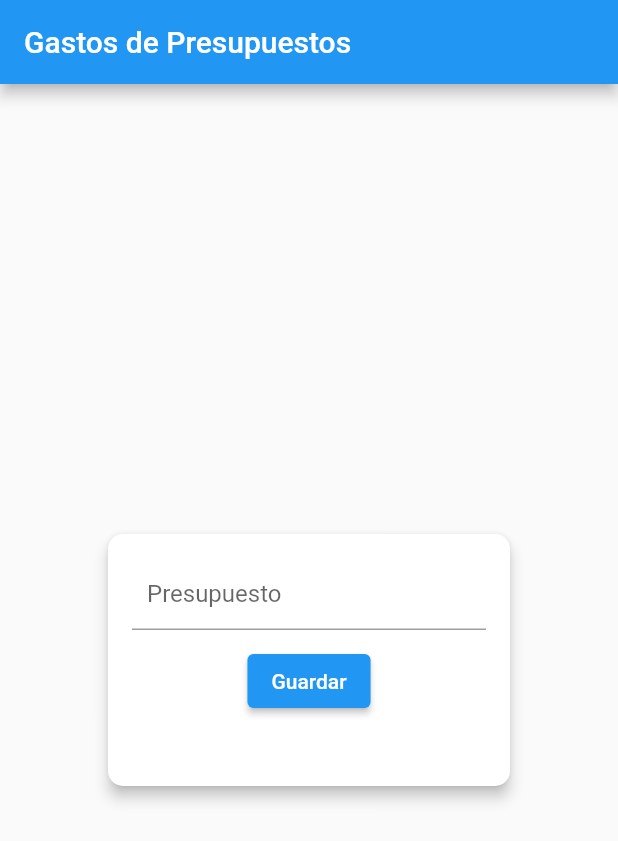
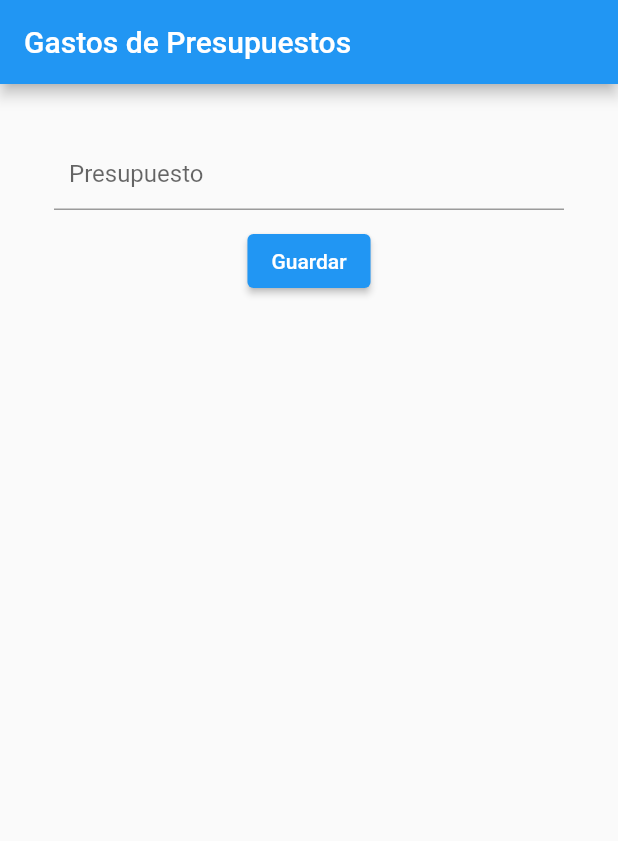
Before and after one commit to Gersue/ProyectFlutter, a Flutter app: the screen it shows after launch, on a phone screen of 412 x 824 dp. Shown: the top 841 px of the screen. Run offline on Flutter 3.47's test engine with Material 2 defaults, Android fonts, the phone set to English and light mode, and no system bars; our stand-ins replace fl_chart.

```diff
--- a/lib/main.dart
+++ b/lib/main.dart
@@ -6,24 +6,29 @@ import 'package:flutter/services.dart';
 // este comentario para subir commit a mi rama Danny
 
 void main() {
-  runApp(MyApp());
+  runApp(const MyApp());
 }
 
 class MyApp extends StatelessWidget {
+  const MyApp({super.key});
+
   @override
   Widget build(BuildContext context) {
     return MaterialApp(
-      title: 'Presupuesto',
-      debugShowCheckedModeBanner: false, //Propiedad para quitar el banner del debug
+      title: 'Presupuesto',//Propiedad para quitar el banner del debug
       theme: ThemeData(
         primarySwatch: Colors.blue,
       ),
       home: Scaffold(
         appBar: AppBar(
-          title: Text('Gastos de Presupuestos'),
+          title: const Text('Gastos de Presupuestos')
         ),
-        body: Center(
-          child: CapitalInputWidget(),
+        body: const Padding(padding: EdgeInsets.all(20.0),
+         child: Column(
+           children: [
+             CapitalInputWidget()
+           ],
+         )
       ),
      ),
     );
@@ -31,6 +36,8 @@ class MyApp extends StatelessWidget {
 }
 
 class CapitalInputWidget extends StatefulWidget {
+  const CapitalInputWidget({super.key});
+
   @override
   _CapitalInputWidgetState createState() => _CapitalInputWidgetState();
 }
@@ -40,7 +47,7 @@ class MyPieChart extends StatelessWidget {
   final double capital;
   final double gasto;
 
-  MyPieChart({required this.capital, required this.gasto});
+  const MyPieChart({super.key, required this.capital, required this.gasto});
 
   @override
   Widget build(BuildContext context) {
@@ -49,7 +56,7 @@ class MyPieChart extends StatelessWidget {
     return Center(
       child: Stack(
         children: [
-          Container(
+          SizedBox(
             width: double.infinity,
             height: double.infinity,
             child: CircularProgressIndicator(
@@ -61,7 +68,7 @@ class MyPieChart extends StatelessWidget {
             child: Center(
               child: Text(
                 '${porcentaje.toStringAsFixed(2)}%',
-                style: TextStyle(fontSize: 32),
+                style: const TextStyle(fontSize: 32),
               ),
             ),
           ),
@@ -75,7 +82,7 @@ class MyPieChart extends StatelessWidget {
 class SecondView extends StatefulWidget {
   final double capital;
 
-  SecondView({required this.capital});
+  const SecondView({super.key, required this.capital});
 
   @override
   _SecondViewState createState() => _SecondViewState();
@@ -115,14 +122,12 @@ class _SecondViewState extends State<SecondView> {
   Widget build(BuildContext context) {
     return Scaffold(
       appBar: AppBar(
-        title: Text('Control de Presupuesto'),
+        title: const Text('Control de Presupuesto'),
       ),
-      body: SingleChildScrollView(
-        child: Padding(
-          padding: const EdgeInsets.all(16.0),
+      body: Padding(
+        padding: const EdgeInsets.all(20.0),
         child: Column(
-            mainAxisAlignment: MainAxisAlignment.center,
-            children:[
+          children: [
             Card(
               child: Column(
                 mainAxisAlignment: MainAxisAlignment.center,
@@ -133,13 +138,14 @@ class _SecondViewState extends State<SecondView> {
                   const SizedBox(height: 16),
                   Container(
                     width: MediaQuery.of(context).size.width * 0.9,
-                      height: MediaQuery.of(context).size.height * 0.4,
-                      padding: EdgeInsets.all(16),
+                    height: MediaQuery.of(context).size.height * 0.1,
+                    padding: const EdgeInsets.all(5),
                     child: MyPieChart(capital: widget.capital, gasto: gasto),
                   ),
                   Container(
                     width: MediaQuery.of(context).size.width * 0.9,
-                      padding: const EdgeInsets.all(16),
+                    height: MediaQuery.of(context).size.height * 0.2,
+                    padding: const EdgeInsets.all(10),
                     decoration: BoxDecoration(
                       border: Border.all(
                         color: Colors.grey,
@@ -147,8 +153,7 @@ class _SecondViewState extends State<SecondView> {
                       ),
                       borderRadius: BorderRadius.circular(5.0),
                     ),
-                      child: Form(
-                        child: Column(
+                    child:  Column(
                       children: <Widget>[
                         Flexible(
                           child: TextFormField(
@@ -172,18 +177,18 @@ class _SecondViewState extends State<SecondView> {
                       ],
                     ),
                   ),
+                ],
+              ),
             ),
           ],
-                ),
-              )
-            ] ,
-         ),
         ),
       ),
     );
   }
 
+
 }
+
 
 
 
@@ -204,19 +209,9 @@ class _CapitalInputWidgetState extends State<CapitalInputWidget> {
   //Observemos en el TextField porque ahi es donde manejamos el error y hacemos el llamado a _saveCapital cuando presione el botton
   @override
   Widget build(BuildContext context) {
-    return Center(
-      child:  SizedBox(
-        width: 300,
-        height: 200,
-        child: Card(
-          elevation: 4.0,
-          shape: RoundedRectangleBorder(
-            borderRadius: BorderRadius.circular(10.0),
-          ),
-          margin: const EdgeInsets.all(16.0),
-          child: SingleChildScrollView(
+    return SingleChildScrollView(
       child: Padding(
-              padding: EdgeInsets.all(16.0),
+        padding: const EdgeInsets.all(16.0),
         child: Column(
           mainAxisAlignment: MainAxisAlignment.center,
           children: [
@@ -224,10 +219,10 @@ class _CapitalInputWidgetState extends State<CapitalInputWidget> {
               decoration: InputDecoration(
                 labelText: 'Presupuesto',
                 errorText: _errorText,
-                      contentPadding: EdgeInsets.symmetric(horizontal: 10.0),
+                contentPadding: const EdgeInsets.symmetric(horizontal: 10.0),
               ),
               controller: _controller,
-                    keyboardType: TextInputType.numberWithOptions(decimal: true),
+              keyboardType: const TextInputType.numberWithOptions(decimal: true),
               onChanged: (value) {
                 setState(() {
                   try {
@@ -258,9 +253,6 @@ class _CapitalInputWidgetState extends State<CapitalInputWidget> {
           ],
         ),
       ),
-          ),
-        ),
-      ),
     );
   }
 
@@ -275,3 +267,26 @@ class _CapitalInputWidgetState extends State<CapitalInputWidget> {
   }
 
 }
+
+class Example1 extends StatelessWidget {
+  const Example1({super.key});
+
+  @override
+  Widget build(BuildContext context) {
+    return const Padding(
+      padding: EdgeInsets.only(bottom: 30.0),
+      child: Row(
+        children: [
+          Expanded(
+            child: Text(
+              'Explore the restaurant\'s delicious menu items below!',
+              style: TextStyle(
+                fontSize: 18.0,
+              ),
+            ),
+          ),
+        ],
+      ),
+    );
+  }
+}
```
Also changed, not shown: pubspec.lock. Lines whose indentation alone changed are shown as unchanged.
